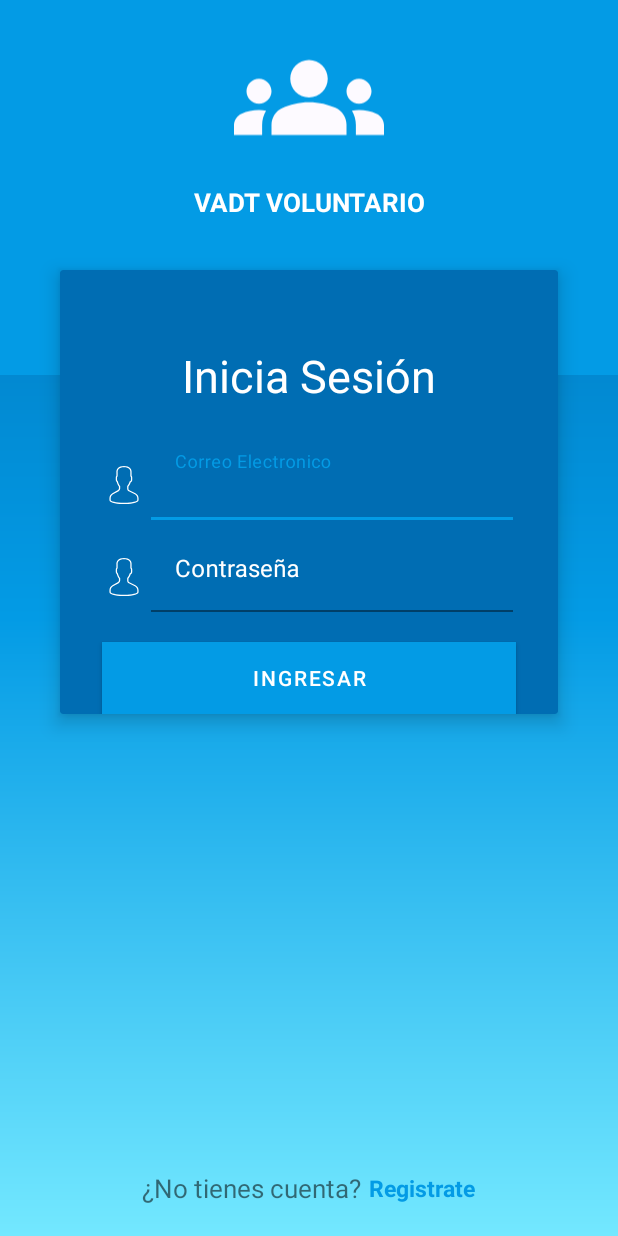
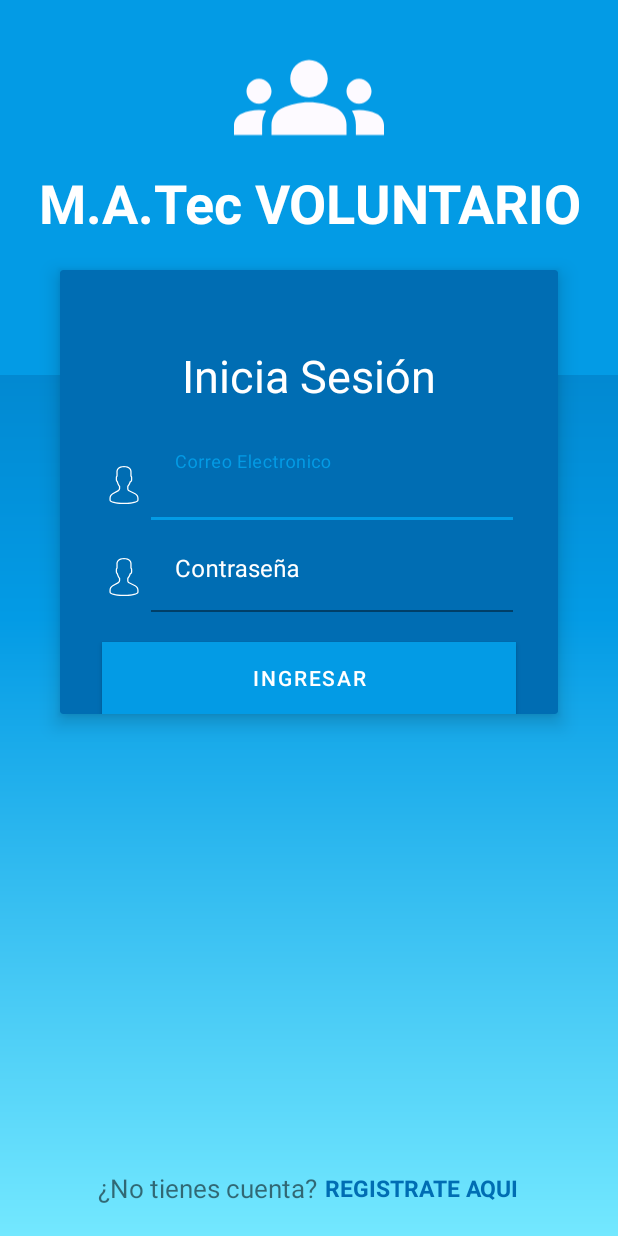
Before and after one commit to abrahamluiss/M.A.Tec, an Android app: the screen it shows after launch (LoginActivity), on a phone screen of 412 x 824 dp. Run offline under Robolectric (Android 15) with nearby library versions, the light colour scheme and no system bars; our stand-ins replace Firebase (no records; nobody signed in at launch, a user with empty details on screens opened directly).

Commit message:
Cambio de nombre

```diff
--- a/Voluntario/app/src/main/res/layout/activity_login.xml
+++ b/Voluntario/app/src/main/res/layout/activity_login.xml
@@ -16,7 +16,7 @@
         <FrameLayout
             android:layout_width="match_parent"
             android:layout_height="250dp"
-            android:elevation="14dp"
+            android:elevation="36dp"
             >
 
             <View
@@ -33,12 +33,12 @@
             <TextView
                 android:layout_width="match_parent"
                 android:layout_height="wrap_content"
-                android:text="VADT VOLUNTARIO"
+                android:text="M.A.Tec VOLUNTARIO"
                 android:layout_gravity="center"
                 android:textAlignment="center"
                 android:textColor="@color/whiteTextColor"
                 android:textStyle="bold"
-                android:textSize="17dp"
+                android:textSize="36dp"
                 android:layout_marginTop="10dp"/>
 
         </FrameLayout>
@@ -182,10 +182,10 @@
             android:id="@+id/textViewRegister"
             android:layout_width="wrap_content"
             android:layout_height="wrap_content"
-            android:text="Registrate"
+            android:text="REGISTRATE AQUI"
             android:layout_marginLeft="5dp"
             android:textSize="15sp"
-            android:textColor="@color/primaryColor"
+            android:textColor="@color/primaryDarkColor"
             android:textStyle="bold"
             />
 
```
Also changed, not shown: Voluntario/app/src/main/java/edu/pe/continental/vadt/voluntary/RutaAprendisaje/MenuRutaActivity.java (+7 -14 lines), Voluntario/app/src/main/res/layout/activity_menu_ruta.xml (+4 -7 lines).
